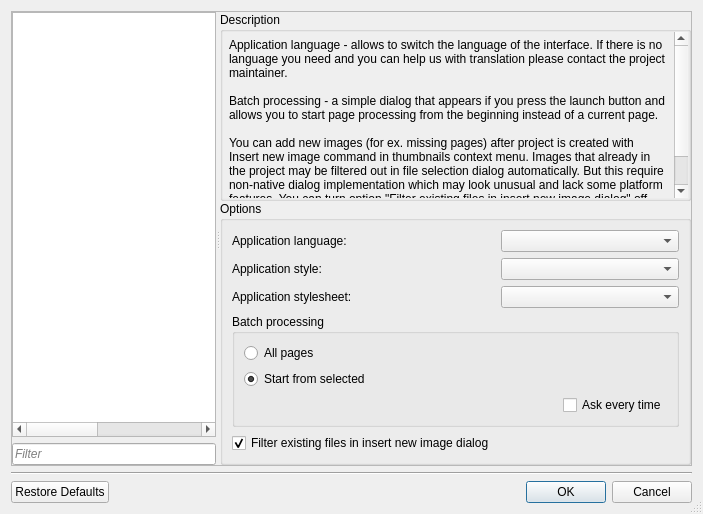
ImageProcessing-ElectronicPublications/scantailor-deviant, file src/app/ui/SettingsDialog.ui: the form before one commit.
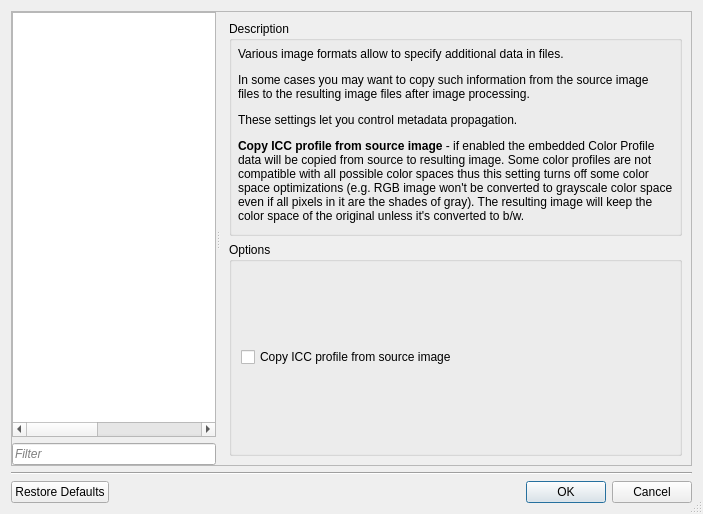
The form after the commit. Icons and pictures are not drawn. Custom widgets are drawn as their Qt base class.

Commit message:
Copy source image ICC profile (off by default)
This patch adds exiv2 library usage to copy embedded ICC Profile (if exists)
from the source image (any format) to the resulting TIFF image.
This feature is off by default and must be switched on in settings.
As some ICC profiles doesn't support some color spaces the colorspace
optimisation (RGB image saved as grayscale if all pixels are shades of gray)
is disabled if the feature is on.

```diff
--- a/src/app/ui/SettingsDialog.ui
+++ b/src/app/ui/SettingsDialog.ui
@@ -168,7 +168,7 @@
        </size>
       </property>
       <property name="currentIndex">
-       <number>1</number>
+       <number>29</number>
       </property>
       <widget class="QWidget" name="pageEmpty">
        <layout class="QVBoxLayout" name="verticalLayout_2"/>
@@ -4197,6 +4197,66 @@
         </item>
        </layout>
       </widget>
+      <widget class="QWidget" name="pageOutputMetadata">
+       <layout class="QVBoxLayout" name="verticalLayout_94">
+        <item>
+         <widget class="QGroupBox" name="groupBox_45">
+          <property name="title">
+           <string>Description</string>
+          </property>
+          <layout class="QVBoxLayout" name="verticalLayout_93">
+           <property name="spacing">
+            <number>6</number>
+           </property>
+           <property name="leftMargin">
+            <number>6</number>
+           </property>
+           <property name="topMargin">
+            <number>6</number>
+           </property>
+           <property name="rightMargin">
+            <number>6</number>
+           </property>
+           <property name="bottomMargin">
+            <number>6</number>
+           </property>
+           <item>
+            <widget class="QLabel" name="lblDespecklingDescr_2">
+             <property name="text">
+              <string>&lt;html&gt;&lt;head/&gt;&lt;body&gt;&lt;p&gt;Various image formats allow to specify additional data in files. &lt;/p&gt;&lt;p&gt;In some cases you may want to copy such information from the source image files to the resulting image files after image processing.&lt;/p&gt;&lt;p&gt;These settings let you control metadata propagation.&lt;/p&gt;&lt;p&gt;&lt;span style=&quot; font-weight:600;&quot;&gt;Copy ICC profile from source image &lt;/span&gt;- if enabled the embedded Color Profile data will be copied from source to resulting image. Some color profiles are not compatible with all possible color spaces thus this setting turns off some color space optimizations (e.g. RGB image won't be converted to grayscale color space even if all pixels in it are the shades of gray). The resulting image will keep the color space of the original unless it's converted to b/w.&lt;/p&gt;&lt;/body&gt;&lt;/html&gt;</string>
+             </property>
+             <property name="alignment">
+              <set>Qt::AlignLeading|Qt::AlignLeft|Qt::AlignTop</set>
+             </property>
+             <property name="wordWrap">
+              <bool>true</bool>
+             </property>
+             <property name="textInteractionFlags">
+              <set>Qt::LinksAccessibleByMouse|Qt::TextSelectableByKeyboard|Qt::TextSelectableByMouse</set>
+             </property>
+            </widget>
+           </item>
+          </layout>
+         </widget>
+        </item>
+        <item>
+         <widget class="QGroupBox" name="optDespeckling_2">
+          <property name="title">
+           <string>Options</string>
+          </property>
+          <layout class="QVBoxLayout" name="verticalLayout_95">
+           <item>
+            <widget class="QCheckBox" name="cbCopyICCProfile">
+             <property name="text">
+              <string>Copy ICC profile from source image</string>
+             </property>
+            </widget>
+           </item>
+          </layout>
+         </widget>
+        </item>
+       </layout>
+      </widget>
       <widget class="QWidget" name="pageDebugMode">
        <layout class="QVBoxLayout" name="verticalLayout_4">
         <property name="spacing">
```
Left out of the diff: 56 changed lines with no effect on the pictures. The commit also changes 19 other files.
